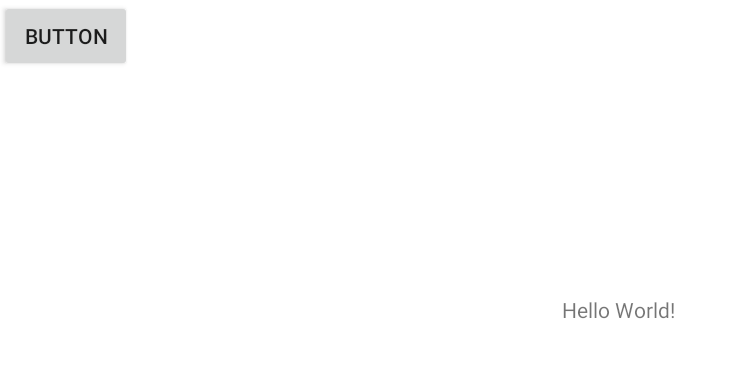
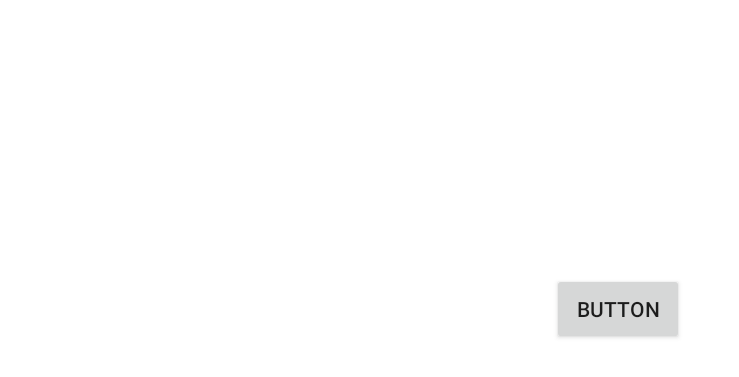
Before and after one commit to WombatKajtek/Duszek, an Android app: the screen it shows after launch (MainActivity), on a phone screen of 824 x 412 dp (held sideways). Shown: the top 377 px of the screen, without its empty margins (0-739 px from the left). Run offline under Robolectric (Android 15) with nearby library versions, the phone set to English and light mode, and no system bars.

Commit message:
Duszek ver 1.0

```diff
--- a/app/src/main/res/layout/activity_main.xml
+++ b/app/src/main/res/layout/activity_main.xml
@@ -6,21 +6,15 @@
     android:layout_height="match_parent"
     tools:context=".window.MainActivity">
 
-    <TextView
-        android:layout_width="wrap_content"
-        android:layout_height="wrap_content"
-        android:text="Hello World!"
-        app:layout_constraintBottom_toBottomOf="parent"
-        app:layout_constraintLeft_toLeftOf="parent"
-        app:layout_constraintRight_toRightOf="parent"
-        app:layout_constraintTop_toTopOf="parent" />
-
     <Button
         android:id="@+id/button"
         android:layout_width="wrap_content"
         android:layout_height="wrap_content"
         android:text="Button"
-        tools:layout_editor_absoluteX="290dp"
-        tools:layout_editor_absoluteY="116dp" />
+        app:layout_constraintBottom_toBottomOf="parent"
+        app:layout_constraintEnd_toEndOf="parent"
+        app:layout_constraintHorizontal_bias="0.5"
+        app:layout_constraintStart_toStartOf="parent"
+        app:layout_constraintTop_toTopOf="parent" />
 
 </androidx.constraintlayout.widget.ConstraintLayout>
```
